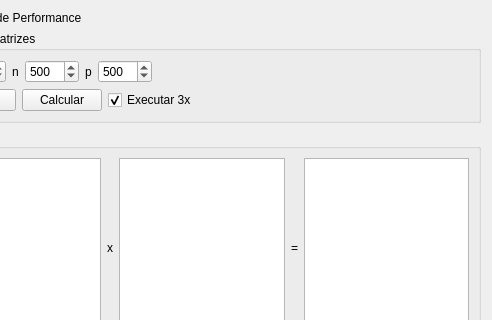
Old version of the form Algebra/Matrix01/performance_tab.ui in the repository RicardoBusta/Doutorado; both pictures show x 87 to 579 and y 0 to 320 of the 579 by 488 pixel window.
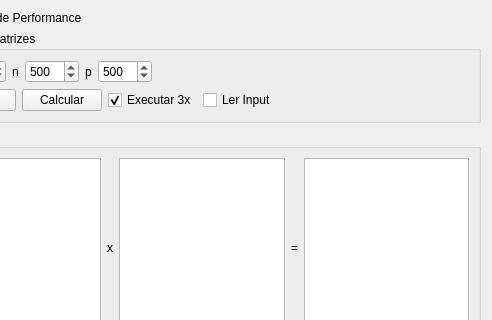
New version of the form.

```diff
--- a/Algebra/Matrix01/performance_tab.ui
+++ b/Algebra/Matrix01/performance_tab.ui
@@ -130,6 +130,13 @@
           </property>
          </widget>
         </item>
+        <item>
+         <widget class="QCheckBox" name="read_checkBox">
+          <property name="text">
+           <string>Ler Input</string>
+          </property>
+         </widget>
+        </item>
         <item>
          <spacer name="horizontalSpacer_2">
           <property name="orientation">
```
Left out of the diff: 6 changed lines with no effect on the pictures.
